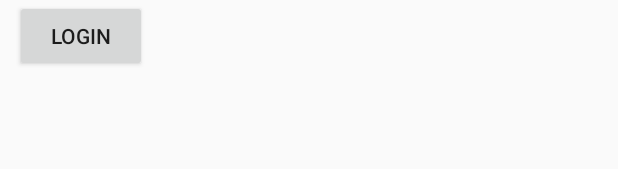
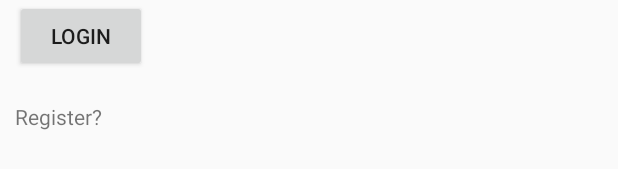
Before and after one commit to sandeep2314/eKlass, an Android app: the layout activity_main.xml on its own in the app's theme, with its tools: preview values and no code run, on a phone screen of 412 x 824 dp. Shown: the part 226-395 px from the top of the screen. Run offline under Robolectric (Android 15) with nearby library versions, the phone set to English and light mode, and no system bars; network calls fail.

Commit message:
checking GIT2

```diff
--- a/app/src/main/res/layout/activity_main.xml
+++ b/app/src/main/res/layout/activity_main.xml
@@ -47,6 +47,17 @@
             android:layout_marginTop="10dp" />
 
 
+        <TextView
+            android:layout_width="match_parent"
+            android:layout_height="wrap_content"
+            android:id="@+id/txtRegister"
+            android:text="Register?"
+            android:layout_marginBottom="10dp"
+            android:layout_marginTop="10dp">
+
+        </TextView>
+
+
 
     </LinearLayout>
 
--- a/app/src/main/res/layout/layout_dashboard.xml
+++ b/app/src/main/res/layout/layout_dashboard.xml
@@ -1,12 +1,18 @@
 <?xml version="1.0" encoding="utf-8"?>
 <LinearLayout xmlns:android="http://schemas.android.com/apk/res/android"
+
     android:orientation="vertical"
+
     android:layout_width="match_parent"
     android:layout_height="match_parent">
 
 
     <androidx.cardview.widget.CardView
         android:layout_margin="10dp"
+
+        android:clickable="true"
+        android:id="@+id/cardViewFeature"
+
         android:layout_width="match_parent"
         android:layout_height="wrap_content">
 
@@ -23,10 +29,13 @@
                 android:layout_marginTop="10dp"
                 android:text="School Attendance"
 
+
+
                 android:layout_width="match_parent"
                 android:layout_height="wrap_content">
 
             </TextView>
+
 
 
 
```
